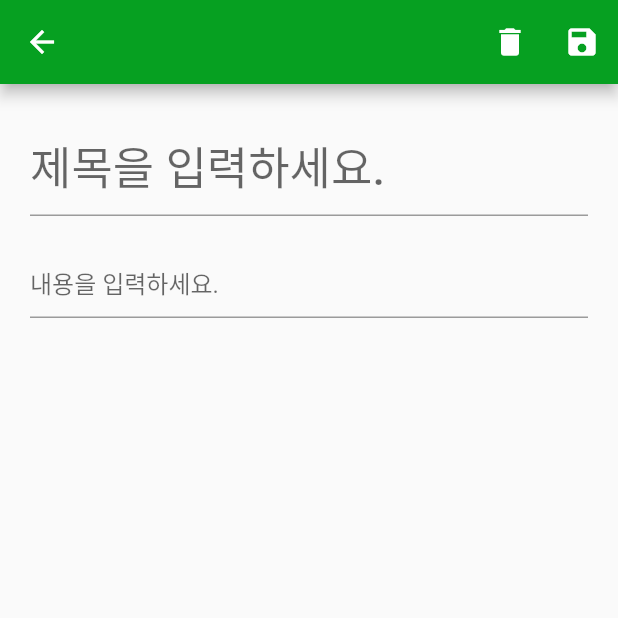
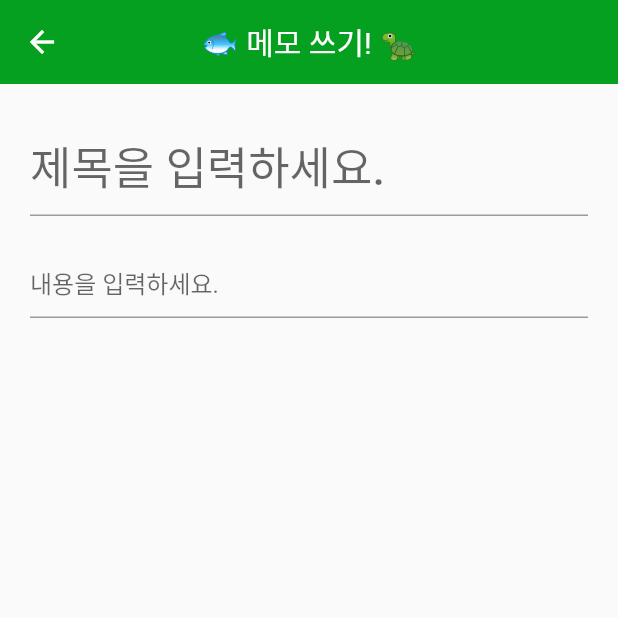
Before and after one commit to parkjangwon/notepad, a Flutter app: the screen it shows after launch, after a tap on "메모 추가", on a phone screen of 412 x 824 dp, the top half of it. Run offline on Flutter 3.47's test engine with Material 2 defaults, Android fonts, the phone set to English and light mode, and no system bars; our stand-ins replace get, sqflite; accounts and stored records are empty.

Commit message:
:art: code cleanup

```diff
--- a/lib/main.dart
+++ b/lib/main.dart
@@ -21,6 +21,16 @@ class MyApp extends StatelessWidget {
         theme: ThemeData(
           primaryColor: PRIMARY_COLOR,
           visualDensity: VisualDensity.adaptivePlatformDensity,
+          appBarTheme: const AppBarTheme(
+            color: PRIMARY_COLOR,
+            titleTextStyle: TextStyle(
+              color: Colors.white,
+              fontSize: 20,
+              fontWeight: FontWeight.normal,
+            ),
+            centerTitle: true,
+            elevation: 0,
+          ),
         ),
         getPages: route(),
         initialRoute: Splash.routeName,
--- a/lib/src/router/route.dart
+++ b/lib/src/router/route.dart
@@ -28,6 +28,6 @@ List<GetPage> route() {
         page: () => const MemoView(),
         binding: BindingsBuilder(() {
           Get.put(MemoViewController());
-        }))
+        })),
   ];
 }
--- a/lib/src/screen/home/home.dart
+++ b/lib/src/screen/home/home.dart
@@ -16,23 +16,17 @@ class Home extends GetView<HomeController> {
   Widget build(BuildContext context) {
     return Scaffold(
       appBar: AppBar(
-        backgroundColor: PRIMARY_COLOR,
         title: const Text(
           "🐟 메모장 🐢",
-          textAlign: TextAlign.center,
-          style: TextStyle(fontSize: 20, fontWeight: FontWeight.normal),
         ),
       ),
       body: Column(
         children: <Widget>[
-          Padding(
-            padding: EdgeInsets.only(left: 20, top: 40, bottom: 20),
-            child: Container(
-              child: Text(
-                '메모 리스트',
-                style: TextStyle(fontSize: 36, color: PRIMARY_COLOR),
-              ),
-              alignment: Alignment.centerLeft,
+          const Padding(
+            padding: EdgeInsets.only(
+              left: 20,
+              top: 40,
+              bottom: 20,
             ),
           ),
           Expanded(
@@ -48,8 +42,8 @@ class Home extends GetView<HomeController> {
               context, MaterialPageRoute(builder: (context) => MemoWrite()));
         },
         tooltip: '+',
-        label: Text('메모 추가'),
-        icon: Icon(Icons.add),
+        label: const Text('메모 추가'),
+        icon: const Icon(Icons.add),
       ),
     );
   }
@@ -60,24 +54,27 @@ class Home extends GetView<HomeController> {
       barrierDismissible: false,
       builder: (BuildContext context) {
         return AlertDialog(
-            title: Text('️삭제 경고️️'),
-            content: Text('삭제된 메모는 복구되지 않습니다.'),
+          title: const Text('️경고️️'),
+          content: const Text('삭제된 메모는 복구되지 않습니다.'),
           actions: [
             TextButton(
-                  child: Text('삭제'),
+              child: const Text('삭제'),
               onPressed: () {
                 Navigator.pop(context, '삭제');
                 MemoService().deleteMemo(id);
                 Get.offAllNamed(Home.routeName); // -_-.... 이러면 안된다!
-                  }),
+              },
+            ),
             TextButton(
-                  child: Text('취소'),
+              child: const Text('취소'),
               onPressed: () {
                 Navigator.pop(context, '취소');
-                  })
+              },
+            )
           ],
         );
-        });
+      },
+    );
   }
 
   Widget memoBuilder(BuildContext parentContext) {
@@ -104,18 +101,34 @@ class Home extends GetView<HomeController> {
                   showAlertDialog(parentContext, memo.id);
                 },
                 child: Container(
-                  height: 120,
+                  height: 130,
                   margin: const EdgeInsets.only(
-                      left: 20, top: 0, bottom: 15, right: 20),
+                    left: 20,
+                    top: 0,
+                    bottom: 15,
+                    right: 20,
+                  ),
                   padding: const EdgeInsets.only(
-                      left: 15, top: 0, bottom: 15, right: 15),
+                    left: 15,
+                    top: 0,
+                    bottom: 15,
+                    right: 15,
+                  ),
                   decoration: BoxDecoration(
                     color: Colors.white,
-                    border: Border.all(color: PRIMARY_COLOR, width: 1),
+                    border: Border.all(
+                      color: PRIMARY_COLOR,
+                      width: 1,
+                    ),
                     boxShadow: const [
-                      BoxShadow(color: PRIMARY_COLOR, blurRadius: 3),
+                      BoxShadow(
+                        color: PRIMARY_COLOR,
+                        blurRadius: 3,
+                      ),
                     ],
-                    borderRadius: BorderRadius.circular(12),
+                    borderRadius: BorderRadius.circular(
+                      12,
+                    ),
                   ),
                   child: Column(
                     children: [
--- a/lib/src/screen/memo/dto/memo_dto.dart
+++ b/lib/src/screen/memo/dto/memo_dto.dart
@@ -5,12 +5,13 @@ class MemoDTO {
   final String createdTime;
   final String editedTime;
 
-  MemoDTO(
-      {required this.id,
-      required this.title,
-      required this.text,
-      required this.createdTime,
-      required this.editedTime});
+  MemoDTO({
+    required this.id,
+    required this.title,
+    required this.text,
+    required this.createdTime,
+    required this.editedTime,
+  });
 
   Map<String, dynamic> toMap() {
     return {
--- a/lib/src/screen/memo/view/memo_write.dart
+++ b/lib/src/screen/memo/view/memo_write.dart
@@ -1,13 +1,6 @@
-import 'dart:convert';
-
-import 'package:crypto/crypto.dart';
 import 'package:flutter/material.dart';
 import 'package:get/get.dart';
-import 'package:notepad/src/constants.dart';
-import 'package:notepad/src/screen/home/home.dart';
 import 'package:notepad/src/screen/memo/controller/memo_write_controller.dart';
-import 'package:notepad/src/screen/memo/dto/memo_dto.dart';
-import 'package:notepad/src/screen/memo/repository/database_helper.dart';
 
 // ignore: must_be_immutable
 class MemoWrite extends GetView<MemoWriteController> {
@@ -22,45 +15,38 @@ class MemoWrite extends GetView<MemoWriteController> {
   Widget build(BuildContext context) {
     return Scaffold(
       appBar: AppBar(
-        backgroundColor: PRIMARY_COLOR,
-        actions: [
-          IconButton(
-              icon: const Icon(Icons.delete),
-              onPressed: () {
-                print("삭제 버튼");
-              }),
-          IconButton(
-              icon: const Icon(Icons.save),
-              onPressed: () {
-                print("저장 버튼");
-                saveDB();
-                Get.offAllNamed(Home.routeName);
-              })
-        ],
+        title: const Text(
+          "🐟 메모 쓰기! 🐢",
+        ),
       ),
       body: SingleChildScrollView(
         physics: const ClampingScrollPhysics(),
         child: Padding(
-          padding: EdgeInsets.all(20),
+          padding: const EdgeInsets.all(20),
           child: Column(
             children: [
               TextField(
                 onChanged: (String title) {
                   this.title = title;
                 },
-                style: TextStyle(fontSize: 30, fontWeight: FontWeight.w500),
+                style: const TextStyle(
+                  fontSize: 30,
+                  fontWeight: FontWeight.w500,
+                ),
                 keyboardType: TextInputType.multiline,
                 maxLines: null,
-                decoration: InputDecoration(hintText: '제목을 입력하세요.'),
+                decoration: const InputDecoration(hintText: '제목을 입력하세요.'),
               ),
-              Padding(padding: EdgeInsets.all(10)),
+              const Padding(
+                padding: EdgeInsets.all(10),
+              ),
               TextField(
                 onChanged: (String text) {
                   this.text = text;
                 },
                 keyboardType: TextInputType.multiline,
                 maxLines: null,
-                decoration: InputDecoration(hintText: '내용을 입력하세요.'),
+                decoration: const InputDecoration(hintText: '내용을 입력하세요.'),
               )
             ],
           ),
@@ -68,26 +54,4 @@ class MemoWrite extends GetView<MemoWriteController> {
       ),
     );
   }
-
-  Future<void> saveDB() async {
-    DatabaseHelper helper = DatabaseHelper();
-    var memo = MemoDTO(
-        id: convertStr2Sha512(DateTime.now().toString()),
-        title: title,
-        text: text,
-        createdTime: DateTime.now().toString(),
-        editedTime: DateTime.now().toString());
-
-    await helper.insertMemo(memo);
-    print('저장하기');
-  }
-
-  String convertStr2Sha512(String text) {
-    var bytes = utf8.encode(text);
-    var digest = sha512.convert(bytes);
-    print('[SHA512] ORG : $text');
-    print('[SHA512] HASH : $digest');
-
-    return digest.toString();
-  }
 }
--- a/lib/src/screen/splash/controller/splash_controller.dart
+++ b/lib/src/screen/splash/controller/splash_controller.dart
@@ -11,7 +11,7 @@ class SplashController extends GetxController {
   }
 
   void _init() async {
-    Timer(const Duration(milliseconds: 200), route);
+    Timer(const Duration(milliseconds: 500), route);
   }
 
   void route() async {
```
Also changed, not shown: lib/src/screen/memo/service/memo_service.dart (+25 -0 lines), lib/src/screen/memo/view/memo_view.dart (+41 -14 lines), lib/src/screen/splash/splash.dart (+5 -2 lines). Lines whose indentation alone changed are shown as unchanged.
